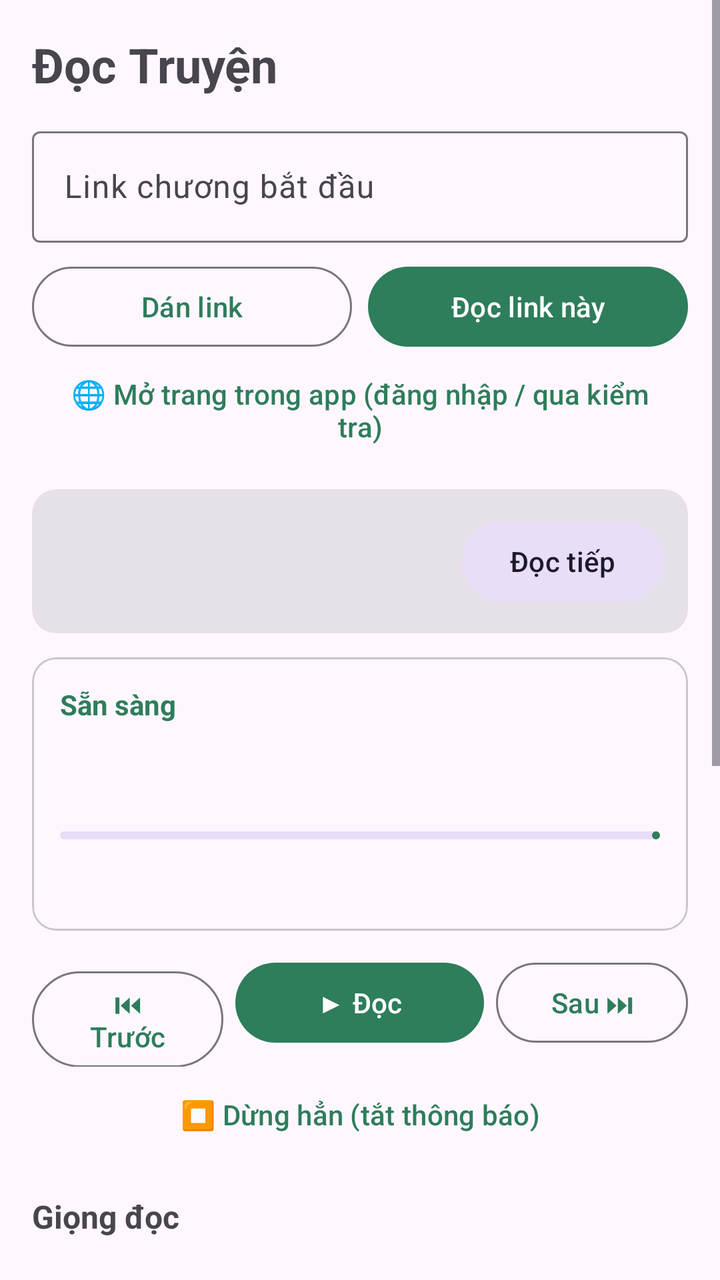
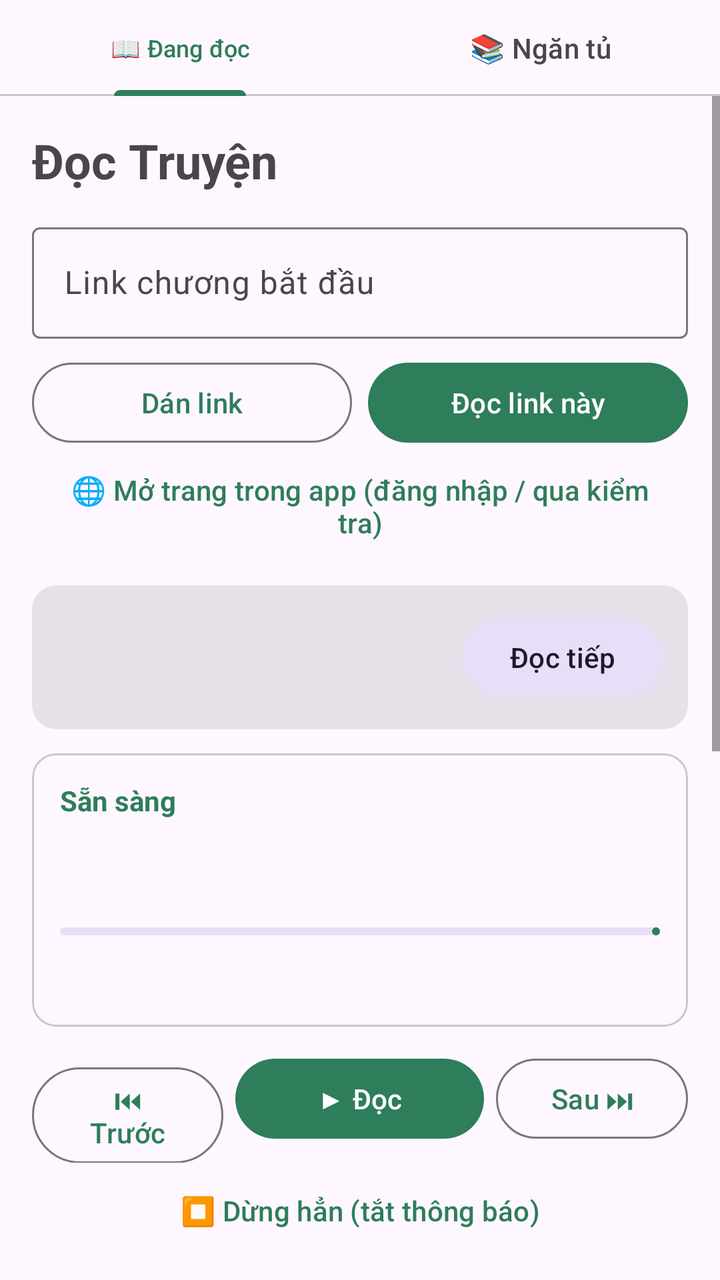

The first picture is an Android layout as it rendered before a commit; the second is the same layout after the commit. The layout source and the unified diff follow.
<!-- AndroidManifest.xml: application theme Theme.DocTruyen -->
<!-- res/layout/activity_main.xml -->
<?xml version="1.0" encoding="utf-8"?>
<ScrollView xmlns:android="http://schemas.android.com/apk/res/android"
    xmlns:app="http://schemas.android.com/apk/res-auto"
    android:layout_width="match_parent"
    android:layout_height="match_parent"
    android:fillViewport="true">

    <LinearLayout
        android:layout_width="match_parent"
        android:layout_height="wrap_content"
        android:orientation="vertical"
        android:padding="16dp">

        <TextView
            android:layout_width="wrap_content"
            android:layout_height="wrap_content"
            android:text="Đọc Truyện"
            android:textSize="24sp"
            android:textStyle="bold"
            android:layout_marginBottom="12dp" />

        
        <com.google.android.material.textfield.TextInputLayout
            android:id="@+id/tilUrl"
            style="@style/Widget.Material3.TextInputLayout.OutlinedBox"
            android:layout_width="match_parent"
            android:layout_height="wrap_content"
            android:hint="Link chương bắt đầu"
            app:endIconMode="clear_text">

            <com.google.android.material.textfield.TextInputEditText
                android:id="@+id/etUrl"
                android:layout_width="match_parent"
                android:layout_height="wrap_content"
                android:inputType="textUri"
                android:maxLines="3" />
        </com.google.android.material.textfield.TextInputLayout>

        <LinearLayout
            android:layout_width="match_parent"
            android:layout_height="wrap_content"
            android:orientation="horizontal"
            android:layout_marginTop="8dp">

            <com.google.android.material.button.MaterialButton
                android:id="@+id/btnPaste"
                style="@style/Widget.Material3.Button.OutlinedButton"
                android:layout_width="0dp"
                android:layout_height="wrap_content"
                android:layout_weight="1"
                android:layout_marginEnd="8dp"
                android:text="Dán link" />

            <com.google.android.material.button.MaterialButton
                android:id="@+id/btnStartUrl"
                android:layout_width="0dp"
                android:layout_height="wrap_content"
                android:layout_weight="1"
                android:text="Đọc link này" />
        </LinearLayout>

        <com.google.android.material.button.MaterialButton
            android:id="@+id/btnOpenBrowser"
            style="@style/Widget.Material3.Button.TextButton"
            android:layout_width="match_parent"
            android:layout_height="wrap_content"
            android:text="🌐 Mở trang trong app (đăng nhập / qua kiểm tra)" />

        
        <com.google.android.material.card.MaterialCardView
            android:id="@+id/cardSaved"
            style="@style/Widget.Material3.CardView.Filled"
            android:layout_width="match_parent"
            android:layout_height="wrap_content"
            android:layout_marginTop="12dp">

            <LinearLayout
                android:layout_width="match_parent"
                android:layout_height="wrap_content"
                android:orientation="horizontal"
                android:gravity="center_vertical"
                android:padding="12dp">

                <TextView
                    android:id="@+id/tvSaved"
                    android:layout_width="0dp"
                    android:layout_height="wrap_content"
                    android:layout_weight="1"
                    android:textSize="14sp" />

                <com.google.android.material.button.MaterialButton
                    android:id="@+id/btnResumeSaved"
                    style="@style/Widget.Material3.Button.TonalButton"
                    android:layout_width="wrap_content"
                    android:layout_height="wrap_content"
                    android:text="Đọc tiếp" />
            </LinearLayout>
        </com.google.android.material.card.MaterialCardView>

        
        <com.google.android.material.card.MaterialCardView
            style="@style/Widget.Material3.CardView.Outlined"
            android:layout_width="match_parent"
            android:layout_height="wrap_content"
            android:layout_marginTop="12dp">

            <LinearLayout
                android:layout_width="match_parent"
                android:layout_height="wrap_content"
                android:orientation="vertical"
                android:padding="14dp">

                <TextView
                    android:id="@+id/tvStatus"
                    android:layout_width="match_parent"
                    android:layout_height="wrap_content"
                    android:text="Sẵn sàng"
                    android:textColor="@color/brand"
                    android:textStyle="bold" />

                <TextView
                    android:id="@+id/tvTitle"
                    android:layout_width="match_parent"
                    android:layout_height="wrap_content"
                    android:layout_marginTop="4dp"
                    android:textSize="18sp"
                    android:textStyle="bold" />

                <TextView
                    android:id="@+id/tvProgress"
                    android:layout_width="match_parent"
                    android:layout_height="wrap_content"
                    android:layout_marginTop="2dp"
                    android:textSize="13sp" />

                <com.google.android.material.progressindicator.LinearProgressIndicator
                    android:id="@+id/progress"
                    android:layout_width="match_parent"
                    android:layout_height="wrap_content"
                    android:layout_marginTop="6dp"
                    android:max="100" />

                <TextView
                    android:id="@+id/tvCurrent"
                    android:layout_width="match_parent"
                    android:layout_height="wrap_content"
                    android:layout_marginTop="10dp"
                    android:ellipsize="end"
                    android:lineSpacingMultiplier="1.2"
                    android:maxLines="8"
                    android:textSize="16sp" />
            </LinearLayout>
        </com.google.android.material.card.MaterialCardView>

        
        <LinearLayout
            android:layout_width="match_parent"
            android:layout_height="wrap_content"
            android:orientation="horizontal"
            android:layout_marginTop="12dp">

            <com.google.android.material.button.MaterialButton
                android:id="@+id/btnPrev"
                style="@style/Widget.Material3.Button.OutlinedButton"
                android:layout_width="0dp"
                android:layout_height="wrap_content"
                android:layout_weight="1"
                android:layout_marginEnd="6dp"
                android:text="⏮ Trước" />

            <com.google.android.material.button.MaterialButton
                android:id="@+id/btnPlay"
                android:layout_width="0dp"
                android:layout_height="wrap_content"
                android:layout_weight="1.3"
                android:layout_marginEnd="6dp"
                android:text="▶ Đọc" />

            <com.google.android.material.button.MaterialButton
                android:id="@+id/btnNext"
                style="@style/Widget.Material3.Button.OutlinedButton"
                android:layout_width="0dp"
                android:layout_height="wrap_content"
                android:layout_weight="1"
                android:text="Sau ⏭" />
        </LinearLayout>

        <com.google.android.material.button.MaterialButton
            android:id="@+id/btnStop"
            style="@style/Widget.Material3.Button.TextButton"
            android:layout_width="match_parent"
            android:layout_height="wrap_content"
            android:text="⏹ Dừng hẳn (tắt thông báo)" />

        
        <TextView
            android:layout_width="wrap_content"
            android:layout_height="wrap_content"
            android:layout_marginTop="16dp"
            android:text="Giọng đọc"
            android:textSize="16sp"
            android:textStyle="bold" />

        <Spinner
            android:id="@+id/spVoice"
            android:layout_width="match_parent"
            android:layout_height="48dp"
            android:layout_marginTop="4dp" />

        <TextView
            android:id="@+id/tvRate"
            android:layout_width="wrap_content"
            android:layout_height="wrap_content"
            android:layout_marginTop="8dp"
            android:text="Tốc độ: 1.0x" />

        <SeekBar
            android:id="@+id/sbRate"
            android:layout_width="match_parent"
            android:layout_height="wrap_content"
            android:max="25" />

        <TextView
            android:id="@+id/tvPitch"
            android:layout_width="wrap_content"
            android:layout_height="wrap_content"
            android:layout_marginTop="8dp"
            android:text="Cao độ: 1.0" />

        <SeekBar
            android:id="@+id/sbPitch"
            android:layout_width="match_parent"
            android:layout_height="wrap_content"
            android:max="15" />

        <LinearLayout
            android:layout_width="match_parent"
            android:layout_height="wrap_content"
            android:orientation="horizontal"
            android:layout_marginTop="8dp">

            <com.google.android.material.button.MaterialButton
                android:id="@+id/btnTest"
                style="@style/Widget.Material3.Button.TonalButton"
                android:layout_width="0dp"
                android:layout_height="wrap_content"
                android:layout_weight="1"
                android:layout_marginEnd="8dp"
                android:text="Nghe thử" />

            <com.google.android.material.button.MaterialButton
                android:id="@+id/btnTtsSettings"
                style="@style/Widget.Material3.Button.OutlinedButton"
                android:layout_width="0dp"
                android:layout_height="wrap_content"
                android:layout_weight="1"
                android:text="Cài giọng" />
        </LinearLayout>

        
        <TextView
            android:layout_width="wrap_content"
            android:layout_height="wrap_content"
            android:layout_marginTop="16dp"
            android:text="Hẹn giờ tắt"
            android:textSize="16sp"
            android:textStyle="bold" />

        <Spinner
            android:id="@+id/spSleep"
            android:layout_width="match_parent"
            android:layout_height="48dp"
            android:layout_marginTop="4dp" />

        <com.google.android.material.button.MaterialButton
            android:id="@+id/btnBattery"
            style="@style/Widget.Material3.Button.TextButton"
            android:layout_width="match_parent"
            android:layout_height="wrap_content"
            android:layout_marginTop="12dp"
            android:text="Cho phép chạy nền (tắt tối ưu pin)" />

        <com.google.android.material.button.MaterialButton
            android:id="@+id/btnShareDebug"
            style="@style/Widget.Material3.Button.TextButton"
            android:layout_width="match_parent"
            android:layout_height="wrap_content"
            android:text="Gửi trang lỗi (khi app không đọc được web)" />

        <TextView
            android:layout_width="match_parent"
            android:layout_height="wrap_content"
            android:layout_marginTop="4dp"
            android:alpha="0.7"
            android:text="Mẹo: trong Chrome hoặc Samsung Internet, bấm Chia sẻ → Đọc Truyện để đưa link chương vào app."
            android:textSize="13sp" />
    </LinearLayout>
</ScrollView>
<!-- resources referenced by this layout -->
<resources>
  <color name="brand">#2E7D5B</color>
  <style name="Theme.DocTruyen" parent="Theme.Material3.DayNight.NoActionBar">
          <item name="colorPrimary">@color/brand</item>
          <item name="colorPrimaryDark">@color/brand_dark</item>
          <item name="colorOnPrimary">#FFFFFF</item>
          <item name="colorSecondary">@color/brand</item>
          <item name="colorOnSecondary">#FFFFFF</item>
      </style>
  <color name="brand_dark">#1B5E40</color>
</resources>

<!-- the commit's change to res/layout/activity_main.xml (unified diff, before → after) -->
@@ -1,6 +1,35 @@
 <?xml version="1.0" encoding="utf-8"?>
-<ScrollView xmlns:android="http://schemas.android.com/apk/res/android"
+<LinearLayout xmlns:android="http://schemas.android.com/apk/res/android"
     xmlns:app="http://schemas.android.com/apk/res-auto"
+    android:layout_width="match_parent"
+    android:layout_height="match_parent"
+    android:orientation="vertical">
+
+    <com.google.android.material.tabs.TabLayout
+        android:id="@+id/tabs"
+        android:layout_width="match_parent"
+        android:layout_height="wrap_content"
+        app:tabMode="fixed"
+        app:tabGravity="fill">
+
+        <com.google.android.material.tabs.TabItem
+            android:layout_width="wrap_content"
+            android:layout_height="wrap_content"
+            android:text="📖 Đang đọc" />
+
+        <com.google.android.material.tabs.TabItem
+            android:layout_width="wrap_content"
+            android:layout_height="wrap_content"
+            android:text="📚 Ngăn tủ" />
+    </com.google.android.material.tabs.TabLayout>
+
+    <FrameLayout
+        android:layout_width="match_parent"
+        android:layout_height="0dp"
+        android:layout_weight="1">
+
+<ScrollView
+    android:id="@+id/readerPage"
     android:layout_width="match_parent"
     android:layout_height="match_parent"
     android:fillViewport="true">
@@ -296,3 +325,35 @@
             android:textSize="13sp" />
     </LinearLayout>
 </ScrollView>
+
+        <ScrollView
+            android:id="@+id/shelfPage"
+            android:layout_width="match_parent"
+            android:layout_height="match_parent"
+            android:visibility="gone"
+            android:fillViewport="true">
+
+            <LinearLayout
+                android:layout_width="match_parent"
+                android:layout_height="wrap_content"
+                android:orientation="vertical"
+                android:padding="16dp">
+
+                <TextView
+                    android:id="@+id/tvShelfEmpty"
+                    android:layout_width="match_parent"
+                    android:layout_height="wrap_content"
+                    android:alpha="0.75"
+                    android:lineSpacingMultiplier="1.2"
+                    android:text="Ngăn tủ đang trống.\n\nBấm 🌐 Mở trang trong app, vào trang giới thiệu truyện hoặc một chương bất kỳ, truyện sẽ tự được thêm vào đây. Truyện đang đọc cũng tự được thêm."
+                    android:textSize="15sp" />
+
+                <LinearLayout
+                    android:id="@+id/shelfList"
+                    android:layout_width="match_parent"
+                    android:layout_height="wrap_content"
+                    android:orientation="vertical" />
+            </LinearLayout>
+        </ScrollView>
+    </FrameLayout>
+</LinearLayout>
